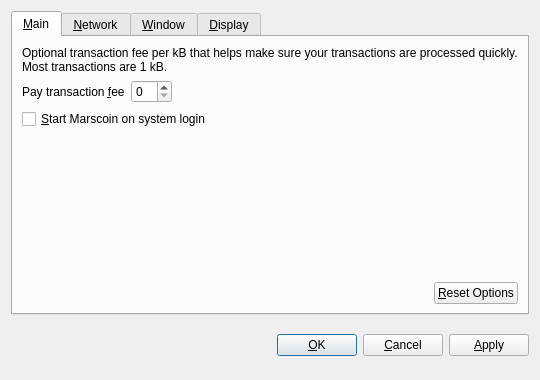
Qt form src/qt/forms/optionsdialog.ui (marscoin/marscoin) before a commit.
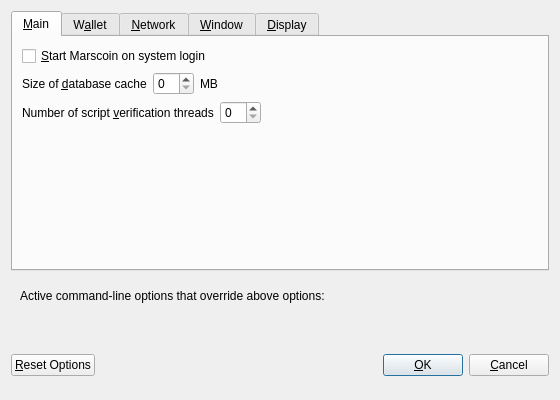
The same form after that commit. Custom widgets are drawn as their Qt base class.

Patch:
```diff
--- a/src/qt/forms/optionsdialog.ui
+++ b/src/qt/forms/optionsdialog.ui
@@ -6,8 +6,8 @@
    <rect>
     <x>0</x>
     <y>0</y>
-    <width>540</width>
-    <height>380</height>
+    <width>560</width>
+    <height>400</height>
    </rect>
   </property>
   <property name="windowTitle">
@@ -19,9 +19,6 @@
   <layout class="QVBoxLayout" name="verticalLayout">
    <item>
     <widget class="QTabWidget" name="tabWidget">
-     <property name="tabPosition">
-      <enum>QTabWidget::North</enum>
-     </property>
      <property name="currentIndex">
       <number>0</number>
      </property>
@@ -31,53 +28,7 @@
       </attribute>
       <layout class="QVBoxLayout" name="verticalLayout_Main">
        <item>
-        <widget class="QLabel" name="transactionFeeInfoLabel">
-         <property name="text">
-          <string>Optional transaction fee per kB that helps make sure your transactions are processed quickly. Most transactions are 1 kB.</string>
-         </property>
-         <property name="textFormat">
-          <enum>Qt::PlainText</enum>
-         </property>
-         <property name="wordWrap">
-          <bool>true</bool>
-         </property>
-        </widget>
-       </item>
-       <item>
-        <layout class="QHBoxLayout" name="horizontalLayout_1_Main">
-         <item>
-          <widget class="QLabel" name="transactionFeeLabel">
-           <property name="text">
-            <string>Pay transaction &amp;fee</string>
-           </property>
-           <property name="textFormat">
-            <enum>Qt::PlainText</enum>
-           </property>
-           <property name="buddy">
-            <cstring>transactionFee</cstring>
-           </property>
-          </widget>
-         </item>
-         <item>
-          <widget class="MarscoinAmountField" name="transactionFee"/>
-         </item>
-         <item>
-          <spacer name="horizontalSpacer_1_Main">
-           <property name="orientation">
-            <enum>Qt::Horizontal</enum>
-           </property>
-           <property name="sizeHint" stdset="0">
-            <size>
-             <width>40</width>
-             <height>20</height>
-            </size>
-           </property>
-          </spacer>
-         </item>
-        </layout>
-       </item>
-       <item>
-        <widget class="QCheckBox" name="marscoinAtStartup">
+        <widget class="QCheckBox" name="bitcoinAtStartup">
          <property name="toolTip">
           <string>Automatically start Marscoin after logging in to the system.</string>
          </property>
@@ -86,21 +37,34 @@
          </property>
         </widget>
        </item>
-       <item>
-        <spacer name="verticalSpacer_Main">
-         <property name="orientation">
-          <enum>Qt::Vertical</enum>
-         </property>
-         <property name="sizeHint" stdset="0">
-          <size>
-           <width>20</width>
-           <height>40</height>
-          </size>
-         </property>
-        </spacer>
-       </item>
        <item>
         <layout class="QHBoxLayout" name="horizontalLayout_2_Main">
+         <item>
+          <widget class="QLabel" name="databaseCacheLabel">
+           <property name="text">
+            <string>Size of &amp;database cache</string>
+           </property>
+           <property name="textFormat">
+            <enum>Qt::PlainText</enum>
+           </property>
+           <property name="buddy">
+            <cstring>databaseCache</cstring>
+           </property>
+          </widget>
+         </item>
+         <item>
+          <widget class="QSpinBox" name="databaseCache"/>
+         </item>
+         <item>
+          <widget class="QLabel" name="databaseCacheUnitLabel">
+           <property name="text">
+            <string>MB</string>
+           </property>
+           <property name="textFormat">
+            <enum>Qt::PlainText</enum>
+           </property>
+          </widget>
+         </item>
          <item>
           <spacer name="horizontalSpacer_2_Main">
            <property name="orientation">
@@ -114,20 +78,106 @@
            </property>
           </spacer>
          </item>
+        </layout>
+       </item>
+       <item>
+        <layout class="QHBoxLayout" name="horizontalLayout_3_Main">
          <item>
-          <widget class="QPushButton" name="resetButton">
-           <property name="toolTip">
-            <string>Reset all client options to default.</string>
-           </property>
+          <widget class="QLabel" name="threadsScriptVerifLabel">
            <property name="text">
-            <string>&amp;Reset Options</string>
+            <string>Number of script &amp;verification threads</string>
            </property>
-           <property name="autoDefault">
-            <bool>false</bool>
+           <property name="textFormat">
+            <enum>Qt::PlainText</enum>
            </property>
+           <property name="buddy">
+            <cstring>threadsScriptVerif</cstring>
+           </property>
           </widget>
          </item>
+         <item>
+          <widget class="QSpinBox" name="threadsScriptVerif">
+           <property name="toolTip">
+            <string>(0 = auto, &lt;0 = leave that many cores free)</string>
+           </property>
+          </widget>
+         </item>
+         <item>
+          <spacer name="horizontalSpacer_3_Main">
+           <property name="orientation">
+            <enum>Qt::Horizontal</enum>
+           </property>
+           <property name="sizeHint" stdset="0">
+            <size>
+             <width>40</width>
+             <height>20</height>
+            </size>
+           </property>
+          </spacer>
+         </item>
         </layout>
+       </item>
+       <item>
+        <spacer name="verticalSpacer_Main">
+         <property name="orientation">
+          <enum>Qt::Vertical</enum>
+         </property>
+         <property name="sizeHint" stdset="0">
+          <size>
+           <width>20</width>
+           <height>40</height>
+          </size>
+         </property>
+        </spacer>
+       </item>
+      </layout>
+     </widget>
+     <widget class="QWidget" name="tabWallet">
+      <attribute name="title">
+       <string>W&amp;allet</string>
+      </attribute>
+      <layout class="QVBoxLayout" name="verticalLayout_Wallet">
+       <item>
+        <widget class="QGroupBox" name="groupBox">
+         <property name="title">
+          <string>Expert</string>
+         </property>
+         <layout class="QVBoxLayout" name="verticalLayout_2">
+          <item>
+           <widget class="QCheckBox" name="coinControlFeatures">
+            <property name="toolTip">
+             <string>Whether to show coin control features or not.</string>
+            </property>
+            <property name="text">
+             <string>Enable coin &amp;control features</string>
+            </property>
+           </widget>
+          </item>
+          <item>
+           <widget class="QCheckBox" name="spendZeroConfChange">
+            <property name="toolTip">
+             <string>If you disable the spending of unconfirmed change, the change from a transaction cannot be used until that transaction has at least one confirmation. This also affects how your balance is computed.</string>
+            </property>
+            <property name="text">
+             <string>&amp;Spend unconfirmed change</string>
+            </property>
+           </widget>
+          </item>
+         </layout>
+        </widget>
+       </item>
+       <item>
+        <spacer name="verticalSpacer_Wallet">
+         <property name="orientation">
+          <enum>Qt::Vertical</enum>
+         </property>
+         <property name="sizeHint" stdset="0">
+          <size>
+           <width>20</width>
+           <height>40</height>
+          </size>
+         </property>
+        </spacer>
        </item>
       </layout>
      </widget>
@@ -146,18 +196,28 @@
          </property>
         </widget>
        </item>
+       <item>
+        <widget class="QCheckBox" name="allowIncoming">
+         <property name="toolTip">
+          <string>Accept connections from outside</string>
+         </property>
+         <property name="text">
+          <string>Allow incoming connections</string>
+         </property>
+        </widget>
+       </item>
        <item>
         <widget class="QCheckBox" name="connectSocks">
          <property name="toolTip">
-          <string>Connect to the Marscoin network through a SOCKS proxy (e.g. when connecting through Tor).</string>
+          <string>Connect to the Marscoin network through a SOCKS5 proxy.</string>
          </property>
          <property name="text">
-          <string>&amp;Connect through SOCKS proxy:</string>
+          <string>&amp;Connect through SOCKS5 proxy (default proxy):</string>
          </property>
         </widget>
        </item>
        <item>
-        <layout class="QHBoxLayout" name="horizontalLayout_Network">
+        <layout class="QHBoxLayout" name="horizontalLayout_1_Network">
          <item>
           <widget class="QLabel" name="proxyIpLabel">
            <property name="text">
@@ -173,6 +233,12 @@
          </item>
          <item>
           <widget class="QValidatedLineEdit" name="proxyIp">
+           <property name="minimumSize">
+            <size>
+             <width>140</width>
+             <height>0</height>
+            </size>
+           </property>
            <property name="maximumSize">
             <size>
              <width>140</width>
@@ -180,7 +246,7 @@
             </size>
            </property>
            <property name="toolTip">
-            <string>IP address of the proxy (e.g. 127.0.0.1)</string>
+            <string>IP address of the proxy (e.g. IPv4: 127.0.0.1 / IPv6: ::1)</string>
            </property>
           </widget>
          </item>
@@ -199,6 +265,12 @@
          </item>
          <item>
           <widget class="QLineEdit" name="proxyPort">
+           <property name="minimumSize">
+            <size>
+             <width>55</width>
+             <height>0</height>
+            </size>
+           </property>
            <property name="maximumSize">
             <size>
              <width>55</width>
@@ -211,27 +283,7 @@
           </widget>
          </item>
          <item>
-          <widget class="QLabel" name="socksVersionLabel">
-           <property name="text">
-            <string>SOCKS &amp;Version:</string>
-           </property>
-           <property name="textFormat">
-            <enum>Qt::PlainText</enum>
-           </property>
-           <property name="buddy">
-            <cstring>socksVersion</cstring>
-           </property>
-          </widget>
-         </item>
-         <item>
-          <widget class="QValueComboBox" name="socksVersion">
-           <property name="toolTip">
-            <string>SOCKS version of the proxy (e.g. 5)</string>
-           </property>
-          </widget>
-         </item>
-         <item>
-          <spacer name="horizontalSpacer_Network">
+          <spacer name="horizontalSpacer_1_Network">
            <property name="orientation">
             <enum>Qt::Horizontal</enum>
            </property>
@@ -354,24 +406,28 @@
         </layout>
        </item>
        <item>
-        <widget class="QCheckBox" name="displayAddresses">
-         <property name="toolTip">
-          <string>Whether to show Marscoin addresses in the transaction list or not.</string>
-         </property>
-         <property name="text">
-          <string>&amp;Display addresses in transaction list</string>
-         </property>
-        </widget>
-       </item>
-       <item>
-        <widget class="QCheckBox" name="coinControlFeatures">
-         <property name="toolTip">
-          <string>Whether to show coin control features or not.</string>
-         </property>
-         <property name="text">
-          <string>Display coin &amp;control features (experts only!)</string>
-         </property>
-        </widget>
+        <layout class="QHBoxLayout" name="horizontalLayout_3_Display">
+         <item>
+          <widget class="QLabel" name="thirdPartyTxUrlsLabel">
+           <property name="toolTip">
+            <string>Third party URLs (e.g. a block explorer) that appear in the transactions tab as context menu items. %s in the URL is replaced by transaction hash. Multiple URLs are separated by vertical bar |.</string>
+           </property>
+           <property name="text">
+            <string>Third party transaction URLs</string>
+           </property>
+           <property name="buddy">
+            <cstring>thirdPartyTxUrls</cstring>
+           </property>
+          </widget>
+         </item>
+         <item>
+          <widget class="QLineEdit" name="thirdPartyTxUrls">
+           <property name="toolTip">
+            <string>Third party URLs (e.g. a block explorer) that appear in the transactions tab as context menu items. %s in the URL is replaced by transaction hash. Multiple URLs are separated by vertical bar |.</string>
+           </property>
+          </widget>
+         </item>
+        </layout>
        </item>
        <item>
         <spacer name="verticalSpacer_Display">
@@ -390,8 +446,67 @@
      </widget>
     </widget>
    </item>
+   <item>
+    <widget class="QFrame" name="frame">
+     <layout class="QVBoxLayout" name="verticalLayout_Bottom">
+      <item>
+       <layout class="QHBoxLayout" name="horizontalLayout_Bottom">
+        <item>
+         <widget class="QLabel" name="overriddenByCommandLineInfoLabel">
+          <property name="text">
+           <string>Active command-line options that override above options:</string>
+          </property>
+          <property name="textFormat">
+           <enum>Qt::PlainText</enum>
+          </property>
+         </widget>
+        </item>
+        <item>
+         <spacer name="horizontalSpacer_Bottom">
+          <property name="orientation">
+           <enum>Qt::Horizontal</enum>
+          </property>
+          <property name="sizeHint" stdset="0">
+           <size>
+            <width>40</width>
+            <height>20</height>
+           </size>
+          </property>
+         </spacer>
+        </item>
+       </layout>
+      </item>
+      <item>
+       <widget class="QLabel" name="overriddenByCommandLineLabel">
+        <property name="text">
+         <string/>
+        </property>
+        <property name="textFormat">
+         <enum>Qt::PlainText</enum>
+        </property>
+        <property name="wordWrap">
+         <bool>true</bool>
+        </property>
+       </widget>
+      </item>
+     </layout>
+    </widget>
+   </item>
    <item>
     <layout class="QHBoxLayout" name="horizontalLayout_Buttons">
+     <item>
+      <widget class="QPushButton" name="resetButton">
+       <property name="toolTip">
+        <string>Reset all client options to default.</string>
+       </property>
+       <property name="text">
+        <string>&amp;Reset Options</string>
+       </property>
+       <property name="autoDefault">
+        <bool>false</bool>
+       </property>
+      </widget>
+     </item>
      <item>
       <spacer name="horizontalSpacer_1">
        <property name="orientation">
@@ -407,6 +522,12 @@
      </item>
      <item>
       <widget class="QLabel" name="statusLabel">
+       <property name="minimumSize">
+        <size>
+         <width>200</width>
+         <height>0</height>
+        </size>
+       </property>
        <property name="font">
         <font>
          <weight>75</weight>
@@ -442,6 +563,12 @@
        <property name="text">
         <string>&amp;OK</string>
        </property>
+       <property name="autoDefault">
+        <bool>false</bool>
+       </property>
+       <property name="default">
+        <bool>true</bool>
+       </property>
       </widget>
      </item>
      <item>
@@ -454,36 +581,21 @@
        </property>
       </widget>
      </item>
-     <item>
-      <widget class="QPushButton" name="applyButton">
-       <property name="text">
-        <string>&amp;Apply</string>
-       </property>
-       <property name="autoDefault">
-        <bool>false</bool>
-       </property>
-      </widget>
-     </item>
     </layout>
    </item>
   </layout>
  </widget>
  <customwidgets>
-  <customwidget>
-   <class>MarscoinAmountField</class>
-   <extends>QSpinBox</extends>
-   <header>marscoinamountfield.h</header>
-  </customwidget>
-  <customwidget>
-   <class>QValueComboBox</class>
-   <extends>QComboBox</extends>
-   <header>qvaluecombobox.h</header>
-  </customwidget>
   <customwidget>
    <class>QValidatedLineEdit</class>
    <extends>QLineEdit</extends>
    <header>qvalidatedlineedit.h</header>
   </customwidget>
+  <customwidget>
+   <class>QValueComboBox</class>
+   <extends>QComboBox</extends>
+   <header>qvaluecombobox.h</header>
+  </customwidget>
  </customwidgets>
  <resources/>
  <connections/>
```
